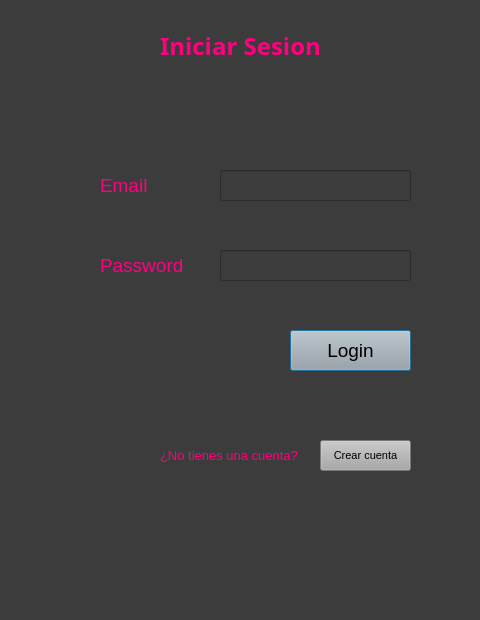
Before: the Qt Designer form login.ui in AlejandroRV02/python-concierto, drawn with Qt 5.
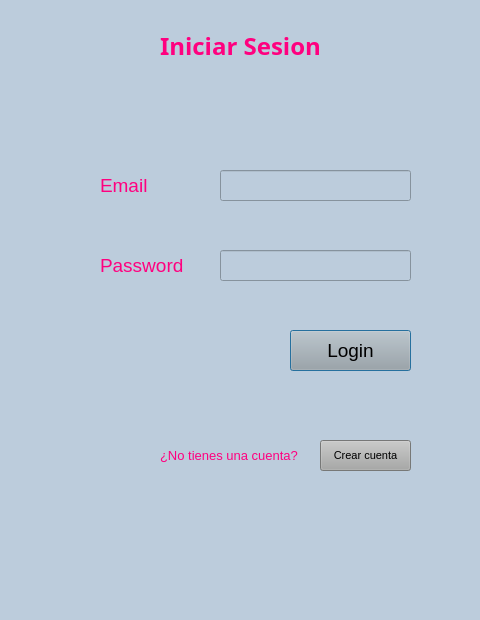
After: the same form once the commit is applied.

What changed in the file:
```diff
--- a/login.ui
+++ b/login.ui
@@ -14,7 +14,7 @@
    <string>Dialog</string>
   </property>
   <property name="styleSheet">
-   <string notr="true">background-color: rgb(60,60,60);
+   <string notr="true">background-color: #bcccdc/*rgb(60,60,60)*/;
 </string>
   </property>
   <widget class="QLabel" name="label">
```
